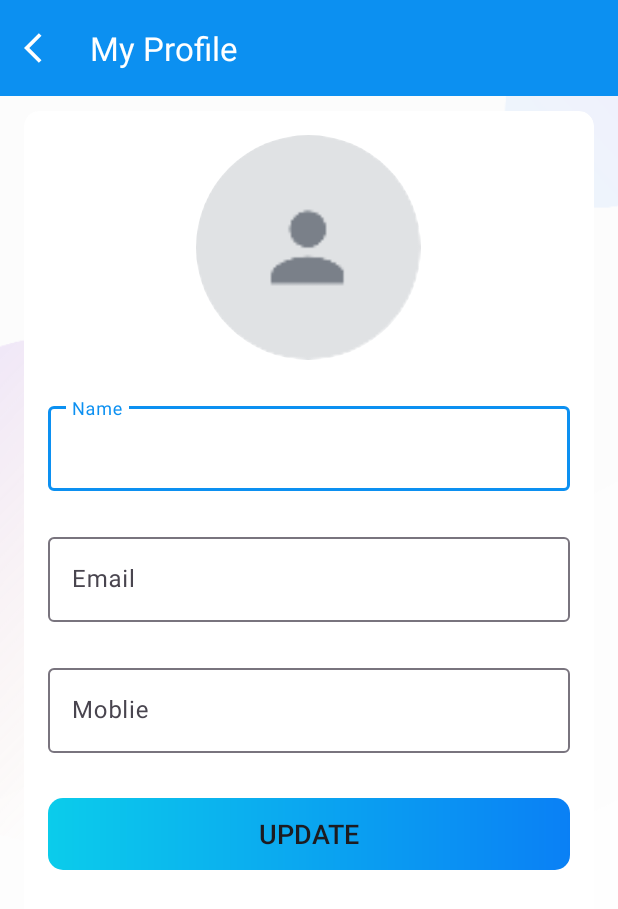
After one commit to TimurCirganovich/CollaboraBoard, an Android app: the MyProfileActivity screen opened directly, with no data from a screen before it, on a phone screen of 412 x 824 dp. The commit adds this screen. Shown: the top 909 px of the screen. Run offline under Robolectric (Android 15) with nearby library versions, the phone set to English and light mode, and no system bars; our stand-ins replace CircleImageView, Firebase (no records; nobody signed in at launch, a user with empty details on screens opened directly); 5 statements that could not run were skipped.

Commit message:
Profile's UI

```diff
--- a/app/src/main/java/com/example/colaboraboard/activities/MainActivity.kt
+++ b/app/src/main/java/com/example/colaboraboard/activities/MainActivity.kt
@@ -3,7 +3,6 @@ package com.example.colaboraboard.activities
 import android.content.Intent
 import android.os.Bundle
 import android.view.MenuItem
-import android.widget.Toast
 import androidx.activity.OnBackPressedCallback
 import androidx.core.view.GravityCompat
 import com.bumptech.glide.Glide
@@ -32,7 +31,7 @@ class MainActivity : BaseActivity(), NavigationView.OnNavigationItemSelectedList
         navView.setNavigationItemSelectedListener(this)
         */
 
-        FirestoreClass().signInUser(this)
+        FirestoreClass().loadUserData(this)
 
         onBackPressedDispatcher.addCallback(this, object: OnBackPressedCallback(true) {
             override fun handleOnBackPressed() {
@@ -82,11 +81,7 @@ class MainActivity : BaseActivity(), NavigationView.OnNavigationItemSelectedList
     override fun onNavigationItemSelected(item: MenuItem): Boolean {
         when(item.itemId){
             R.id.nav_my_profile ->{
-                Toast.makeText(
-                    this@MainActivity,
-                    "My profile",
-                    Toast.LENGTH_SHORT
-                ).show()
+                startActivity(Intent(this, MyProfileActivity::class.java))
             }
             R.id.nav_sign_out ->{
                 FirebaseAuth.getInstance().signOut()
@@ -108,7 +103,7 @@ class MainActivity : BaseActivity(), NavigationView.OnNavigationItemSelectedList
         val headerBinding = viewHeader?.let { NavHeaderMainBinding.bind(it) }
         headerBinding?.navUserImage?.let {
             Glide
-                .with(this)
+                .with(this@MainActivity)
                 .load(user.image) // URL of the image
                 .centerCrop() // Scale type of the image.
                 .placeholder(R.drawable.ic_user_place_holder) // A default place holder
--- /dev/null
+++ b/app/src/main/java/com/example/colaboraboard/activities/MyProfileActivity.kt
@@ -0,0 +1,47 @@
+package com.example.colaboraboard.activities
+
+import android.os.Bundle
+import com.bumptech.glide.Glide
+import com.example.colaboraboard.R
+import com.example.colaboraboard.databinding.ActivityMyProfileBinding
+import com.example.colaboraboard.firebase.FirestoreClass
+import com.example.colaboraboard.models.User
+
+class MyProfileActivity : BaseActivity() {
+    private lateinit var profileBinding: ActivityMyProfileBinding
+    override fun onCreate(savedInstanceState: Bundle?) {
+        super.onCreate(savedInstanceState)
+        profileBinding = ActivityMyProfileBinding.inflate(layoutInflater)
+        setContentView(profileBinding.root)
+
+        setUpActionBar()
+        FirestoreClass().loadUserData(this)
+    }
+
+    private fun setUpActionBar(){
+        setSupportActionBar(profileBinding.toolbarMyProfileActivity)
+        val actionBar = supportActionBar
+        if (actionBar != null){
+            actionBar.setDisplayHomeAsUpEnabled(true)
+            actionBar.setHomeAsUpIndicator(R.drawable.ic_white_color_back_24dp)
+            actionBar.title = resources.getString(R.string.my_profile_title)
+        }
+
+        profileBinding.toolbarMyProfileActivity.setNavigationOnClickListener { onBackPressedDispatcher.onBackPressed() }
+    }
+
+    fun setUserDataInUI(user: User){
+        Glide
+            .with(this@MyProfileActivity)
+            .load(user.image) // URL of the image
+            .centerCrop() // Scale type of the image.
+            .placeholder(R.drawable.ic_user_place_holder) // A default place holder
+            .into(profileBinding.ivUserImage)
+
+        profileBinding.etProfileName.setText(user.name)
+        profileBinding.etProfileEmail.setText(user.email)
+        if(user.mobile != 0L){
+            profileBinding.etProfileMobile.setText(user.mobile.toString())
+        }
+    }
+}
--- a/app/src/main/java/com/example/colaboraboard/activities/SignInActivity.kt
+++ b/app/src/main/java/com/example/colaboraboard/activities/SignInActivity.kt
@@ -2,7 +2,6 @@ package com.example.colaboraboard.activities
 
 import android.content.Intent
 import android.os.Build
-import androidx.appcompat.app.AppCompatActivity
 import android.os.Bundle
 import android.text.TextUtils
 import android.util.Log
@@ -77,7 +76,7 @@ class SignInActivity : BaseActivity() {
                     if (task.isSuccessful) {
                         // Sign in success
                         Log.d("SignIn", "signInWithEmail:success")
-                        FirestoreClass().signInUser(this)
+                        FirestoreClass().loadUserData(this)
                     } else {
                         // If sign in fails, display a message to the user.
                         Log.w("SignIn", "signInWithEmail:failure", task.exception)
--- a/app/src/main/java/com/example/colaboraboard/firebase/FirestoreClass.kt
+++ b/app/src/main/java/com/example/colaboraboard/firebase/FirestoreClass.kt
@@ -3,6 +3,7 @@ package com.example.colaboraboard.firebase
 import android.app.Activity
 import android.util.Log
 import com.example.colaboraboard.activities.MainActivity
+import com.example.colaboraboard.activities.MyProfileActivity
 import com.example.colaboraboard.activities.SignInActivity
 import com.example.colaboraboard.activities.SignUpActivity
 import com.example.colaboraboard.models.User
@@ -26,7 +27,7 @@ class FirestoreClass {
             }
     }
 
-    fun signInUser(activity: Activity){
+    fun loadUserData(activity: Activity){
         mFireStore.collection(Constants.USERS)
             .document(getCurrentUserId()).get()
             .addOnSuccessListener { document ->
@@ -38,6 +39,9 @@ class FirestoreClass {
                     is MainActivity ->{
                         activity.updateNavigationUserDetails(loggedInUser)
                     }
+                    is MyProfileActivity ->{
+                        activity.setUserDataInUI(loggedInUser)
+                    }
                 }
             }.addOnFailureListener {
                     e->
@@ -48,12 +52,15 @@ class FirestoreClass {
                     is MainActivity ->{
                         activity.hideProgressDialog()
                     }
+                    is MyProfileActivity ->{
+                        activity.hideProgressDialog()
+                    }
                 }
                 Log.e(activity.javaClass.simpleName, "Error while getting loggedIn user details", e)
             }
     }
     fun getCurrentUserId(): String{
-        var currentUser = FirebaseAuth.getInstance().currentUser
+        val currentUser = FirebaseAuth.getInstance().currentUser
         var currentUserID =""
         if(currentUser != null){
             currentUserID = currentUser.uid
--- /dev/null
+++ b/app/src/main/res/drawable/ic_white_color_back_24dp.xml
@@ -0,0 +1,5 @@
+<vector android:autoMirrored="true" android:height="24dp"
+    android:tint="#FFFFFF" android:viewportHeight="24"
+    android:viewportWidth="24" android:width="24dp" xmlns:android="http://schemas.android.com/apk/res/android">
+    <path android:fillColor="@android:color/white" android:pathData="M11.67,3.87L9.9,2.1 0,12l9.9,9.9 1.77,-1.77L3.54,12z"/>
+</vector>
--- /dev/null
+++ b/app/src/main/res/layout/activity_my_profile.xml
@@ -0,0 +1,120 @@
+<?xml version="1.0" encoding="utf-8"?>
+<LinearLayout
+    xmlns:android="http://schemas.android.com/apk/res/android"
+    xmlns:app="http://schemas.android.com/apk/res-auto"
+    xmlns:tools="http://schemas.android.com/tools"
+    android:layout_width="match_parent"
+    android:layout_height="match_parent"
+    android:orientation="vertical"
+    tools:context=".activities.MyProfileActivity">
+
+    <com.google.android.material.appbar.AppBarLayout
+        android:layout_width="match_parent"
+        android:layout_height="wrap_content"
+        android:theme="@style/Theme.AppBarOverlay">
+
+        <androidx.appcompat.widget.Toolbar
+            android:id="@+id/toolbar_my_profile_activity"
+            android:layout_width="match_parent"
+            android:layout_height="?attr/actionBarSize"
+            android:background="?attr/colorPrimary"
+            app:popupTheme="@style/Theme.PopupOverlay"/>
+
+    </com.google.android.material.appbar.AppBarLayout>
+
+    <LinearLayout
+        android:layout_width="match_parent"
+        android:layout_height="match_parent"
+        android:background="@drawable/ic_background">
+
+        <androidx.cardview.widget.CardView
+            android:layout_width="match_parent"
+            android:layout_height="match_parent"
+            android:layout_marginStart="@dimen/my_profile_screen_content_marginStartEnd"
+            android:layout_marginEnd="@dimen/my_profile_screen_content_marginStartEnd"
+            android:layout_marginTop="@dimen/my_profile_screen_content_marginTopBottom"
+            android:layout_marginBottom="@dimen/my_profile_screen_content_marginTopBottom"
+            android:elevation="@dimen/card_view_elevation"
+            app:cardCornerRadius="@dimen/card_view_corner_radius">
+
+            <LinearLayout
+                android:layout_width="match_parent"
+                android:layout_height="wrap_content"
+                android:gravity="center_horizontal"
+                android:orientation="vertical"
+                android:padding="@dimen/my_profile_screen_content_padding">
+
+                <de.hdodenhof.circleimageview.CircleImageView
+                    android:id="@+id/iv_user_image"
+                    android:layout_width="@dimen/my_profile_user_image_size"
+                    android:layout_height="@dimen/my_profile_user_image_size"
+                    android:contentDescription="@string/image_contentDescription"
+                    android:src="@drawable/ic_user_place_holder" />
+
+                <com.google.android.material.textfield.TextInputLayout
+                    android:layout_width="match_parent"
+                    android:layout_height="wrap_content"
+                    android:layout_marginTop="@dimen/my_profile_name_till_marginTop">
+
+                    <androidx.appcompat.widget.AppCompatEditText
+                        android:id="@+id/et_profile_name"
+                        android:layout_width="match_parent"
+                        android:layout_height="wrap_content"
+                        android:hint="@string/name"
+                        android:textSize="@dimen/et_text_size"/>
+
+                </com.google.android.material.textfield.TextInputLayout>
+
+                <com.google.android.material.textfield.TextInputLayout
+                    android:layout_width="match_parent"
+                    android:layout_height="wrap_content"
+                    android:layout_marginTop="@dimen/my_profile_name_till_marginTop">
+
+                    <androidx.appcompat.widget.AppCompatEditText
+                        android:id="@+id/et_profile_email"
+                        android:layout_width="match_parent"
+                        android:layout_height="wrap_content"
+                        android:focusable="false"
+                        android:focusableInTouchMode="false"
+                        android:hint="@string/email"
+                        android:inputType="textEmailAddress"
+                        android:textSize="@dimen/et_text_size"/>
+
+                </com.google.android.material.textfield.TextInputLayout>
+
+                <com.google.android.material.textfield.TextInputLayout
+                    android:layout_width="match_parent"
+                    android:layout_height="wrap_content"
+                    android:layout_marginTop="@dimen/my_profile_name_till_marginTop">
+
+                    <androidx.appcompat.widget.AppCompatEditText
+                        android:id="@+id/et_profile_mobile"
+                        android:layout_width="match_parent"
+                        android:layout_height="wrap_content"
+                        android:hint="@string/mobile"
+                        android:inputType="phone"
+                        android:textSize="@dimen/et_text_size"/>
+
+                </com.google.android.material.textfield.TextInputLayout>
+
+                <androidx.appcompat.widget.AppCompatButton
+                    android:id="@+id/btn_profile_update"
+                    android:layout_width="match_parent"
+                    android:layout_height="wrap_content"
+                    android:layout_gravity="center"
+                    android:layout_marginTop="@dimen/my_profile_btn_update_marginTop"
+                    android:background="@drawable/shape_button_rounded"
+                    android:foreground="?attr/selectableItemBackground"
+                    android:gravity="center"
+                    android:paddingTop="@dimen/btn_paddingTopBottom"
+                    android:paddingBottom="@dimen/btn_paddingTopBottom"
+                    android:text="@string/update"
+                    android:textSize="@dimen/btn_text_size"/>
+
+            </LinearLayout>
+
+        </androidx.cardview.widget.CardView>
+
+    </LinearLayout>
+
+</LinearLayout>
--- a/app/src/main/res/values/dimens.xml
+++ b/app/src/main/res/values/dimens.xml
@@ -1,7 +1,7 @@
 <?xml version="1.0" encoding="utf-8"?>
 <resources>
 
-    <!-- -->
+
     <!--SplashActivity-->
     <dimen name="splash_screen_title_text_size">60sp</dimen>
     <!--IntroActivity-->
@@ -46,6 +46,15 @@
     <dimen name="nav_user_name_text_size">18sp</dimen>
     <dimen name="nav_image_circular_border_width">1dp</dimen>
     <dimen name="nav_divider_height">0.5dp</dimen>
-
+    <!--MyProfile-->
+    <dimen name="my_profile_screen_content_marginStartEnd">16dp</dimen>
+    <dimen name="my_profile_screen_content_marginTopBottom">10dp</dimen>
+    <dimen name="my_profile_screen_content_padding">16dp</dimen>
+    <dimen name="my_profile_user_image_size">150dp</dimen>
+    <dimen name="my_profile_name_till_marginTop">25dp</dimen>
+    <dimen name="my_profile_et_email_marginTop">20dp</dimen>
+    <dimen name="my_profile_et_mobile_marginTop">20dp</dimen>
+    <dimen name="my_profile_btn_update_marginTop">30dp</dimen>
+    <!-- -->
 
 </resources>
--- a/app/src/main/res/values/strings.xml
+++ b/app/src/main/res/values/strings.xml
@@ -19,4 +19,10 @@
     <!--MainXML's-->
     <string name="nav_my_profile">My profile</string>
     <string name="nav_sign_out">Sign Out</string>
+    <!--MyProfile-->
+    <string name="mobile">Moblie</string>
+    <string name="update">UPDATE</string>
+    <string name="my_profile_title">My Profile</string>
+    <!-- -->
+
 </resources>
```
Also changed, not shown: app/src/main/AndroidManifest.xml (+8 -0 lines).
